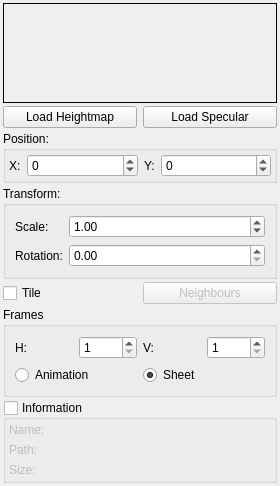
Qt form gui/widgets/sprite_properties_dock.ui (azagaya/laigter) before a commit.
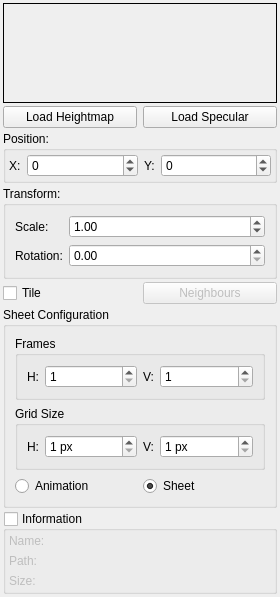
The same form after that commit.

Commit message: Add grid size config option for sprite sheets

```diff
--- a/gui/widgets/sprite_properties_dock.ui
+++ b/gui/widgets/sprite_properties_dock.ui
@@ -7,7 +7,7 @@
     <x>0</x>
     <y>0</y>
     <width>280</width>
-    <height>618</height>
+    <height>693</height>
    </rect>
   </property>
   <property name="sizePolicy">
@@ -329,7 +329,7 @@
       </sizepolicy>
      </property>
      <property name="title">
-      <string>Frames</string>
+      <string>Sheet Configuration</string>
      </property>
      <property name="flat">
       <bool>false</bool>
@@ -338,6 +338,93 @@
       <bool>false</bool>
      </property>
      <layout class="QGridLayout" name="gridLayout_2">
+      <item row="0" column="0" colspan="2">
+       <widget class="QGroupBox" name="groupBox_5">
+        <property name="sizePolicy">
+         <sizepolicy hsizetype="Preferred" vsizetype="MinimumExpanding">
+          <horstretch>0</horstretch>
+          <verstretch>0</verstretch>
+         </sizepolicy>
+        </property>
+        <property name="title">
+         <string>Frames</string>
+        </property>
+        <layout class="QGridLayout" name="gridLayout_5">
+         <item row="0" column="0">
+          <layout class="QHBoxLayout" name="horizontalLayout_4">
+           <item>
+            <widget class="QLabel" name="label_7">
+             <property name="text">
+              <string>H:</string>
+             </property>
+            </widget>
+           </item>
+           <item>
+            <widget class="QSpinBox" name="hFramesSpinBox">
+             <property name="sizePolicy">
+              <sizepolicy hsizetype="MinimumExpanding" vsizetype="Preferred">
+               <horstretch>0</horstretch>
+               <verstretch>0</verstretch>
+              </sizepolicy>
+             </property>
+             <property name="minimumSize">
+              <size>
+               <width>0</width>
+               <height>0</height>
+              </size>
+             </property>
+             <property name="minimum">
+              <number>1</number>
+             </property>
+            </widget>
+           </item>
+          </layout>
+         </item>
+         <item row="0" column="1">
+          <layout class="QHBoxLayout" name="horizontalLayout_5">
+           <item>
+            <widget class="QLabel" name="label_8">
+             <property name="text">
+              <string>V:</string>
+             </property>
+            </widget>
+           </item>
+           <item>
+            <widget class="QSpinBox" name="vFramesSpinBox">
+             <property name="sizePolicy">
+              <sizepolicy hsizetype="MinimumExpanding" vsizetype="Preferred">
+               <horstretch>0</horstretch>
+               <verstretch>0</verstretch>
+              </sizepolicy>
+             </property>
+             <property name="minimumSize">
+              <size>
+               <width>0</width>
+               <height>0</height>
+              </size>
+             </property>
+             <property name="minimum">
+              <number>1</number>
+             </property>
+            </widget>
+           </item>
+          </layout>
+         </item>
+        </layout>
+       </widget>
+      </item>
+      <item row="1" column="0" colspan="2">
+       <widget class="QGroupBox" name="groupBox_4">
+        <property name="sizePolicy">
+         <sizepolicy hsizetype="Preferred" vsizetype="MinimumExpanding">
+          <horstretch>0</horstretch>
+          <verstretch>0</verstretch>
+         </sizepolicy>
+        </property>
+        <property name="title">
+         <string>Grid Size</string>
+        </property>
+        <layout class="QGridLayout" name="gridLayout_4">
       <item row="0" column="0">
        <layout class="QHBoxLayout" name="horizontalLayout_2">
         <item>
@@ -348,10 +435,28 @@
          </widget>
         </item>
         <item>
-         <widget class="QSpinBox" name="hFramesSpinBox">
+            <widget class="QSpinBox" name="hGridSpinBox">
+             <property name="sizePolicy">
+              <sizepolicy hsizetype="MinimumExpanding" vsizetype="Preferred">
+               <horstretch>0</horstretch>
+               <verstretch>0</verstretch>
+              </sizepolicy>
+             </property>
+             <property name="minimumSize">
+              <size>
+               <width>0</width>
+               <height>0</height>
+              </size>
+             </property>
+             <property name="suffix">
+              <string> px</string>
+             </property>
           <property name="minimum">
            <number>1</number>
           </property>
+             <property name="maximum">
+              <number>9999</number>
+             </property>
          </widget>
         </item>
        </layout>
@@ -366,22 +471,43 @@
          </widget>
         </item>
         <item>
-         <widget class="QSpinBox" name="vFramesSpinBox">
+            <widget class="QSpinBox" name="vGridSpinBox">
+             <property name="sizePolicy">
+              <sizepolicy hsizetype="MinimumExpanding" vsizetype="Preferred">
+               <horstretch>0</horstretch>
+               <verstretch>0</verstretch>
+              </sizepolicy>
+             </property>
+             <property name="minimumSize">
+              <size>
+               <width>0</width>
+               <height>0</height>
+              </size>
+             </property>
+             <property name="suffix">
+              <string> px</string>
+             </property>
           <property name="minimum">
            <number>1</number>
           </property>
+             <property name="maximum">
+              <number>9999</number>
+             </property>
          </widget>
         </item>
        </layout>
       </item>
-      <item row="1" column="0">
+        </layout>
+       </widget>
+      </item>
+      <item row="2" column="0">
        <widget class="QRadioButton" name="radioButton">
         <property name="text">
          <string>Animation</string>
         </property>
        </widget>
       </item>
-      <item row="1" column="1">
+      <item row="2" column="1">
        <widget class="QRadioButton" name="radioButton_2">
         <property name="text">
          <string>Sheet</string>
```
Lines whose indentation alone changed are shown as unchanged. The commit also changes 2 other files.
